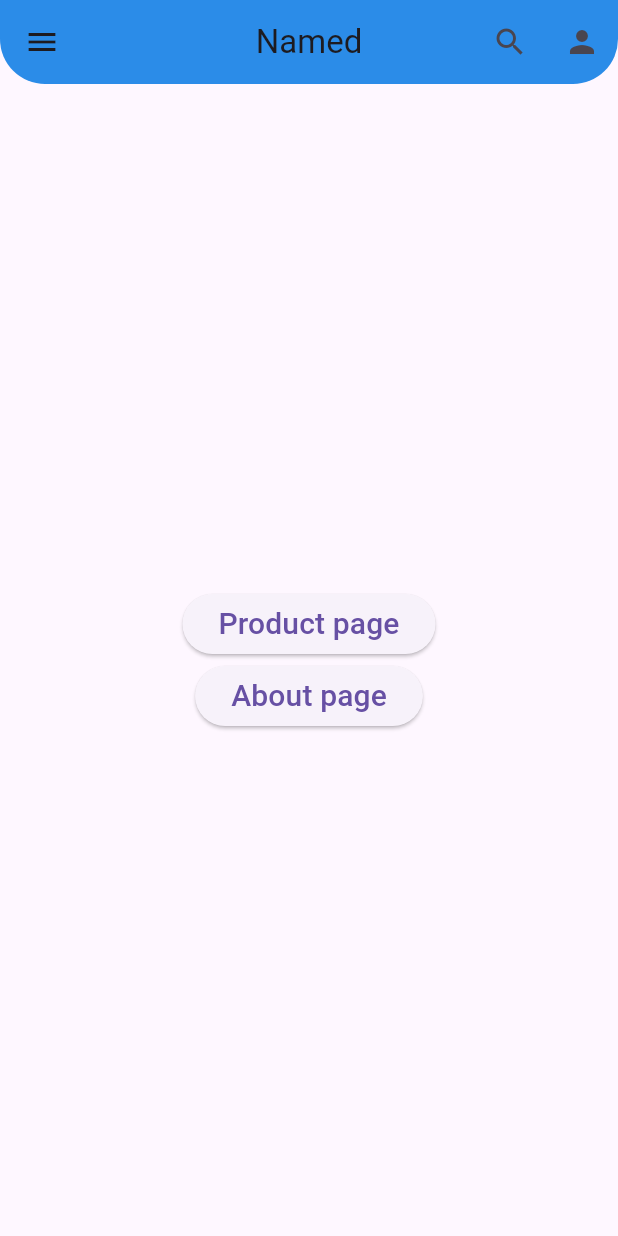
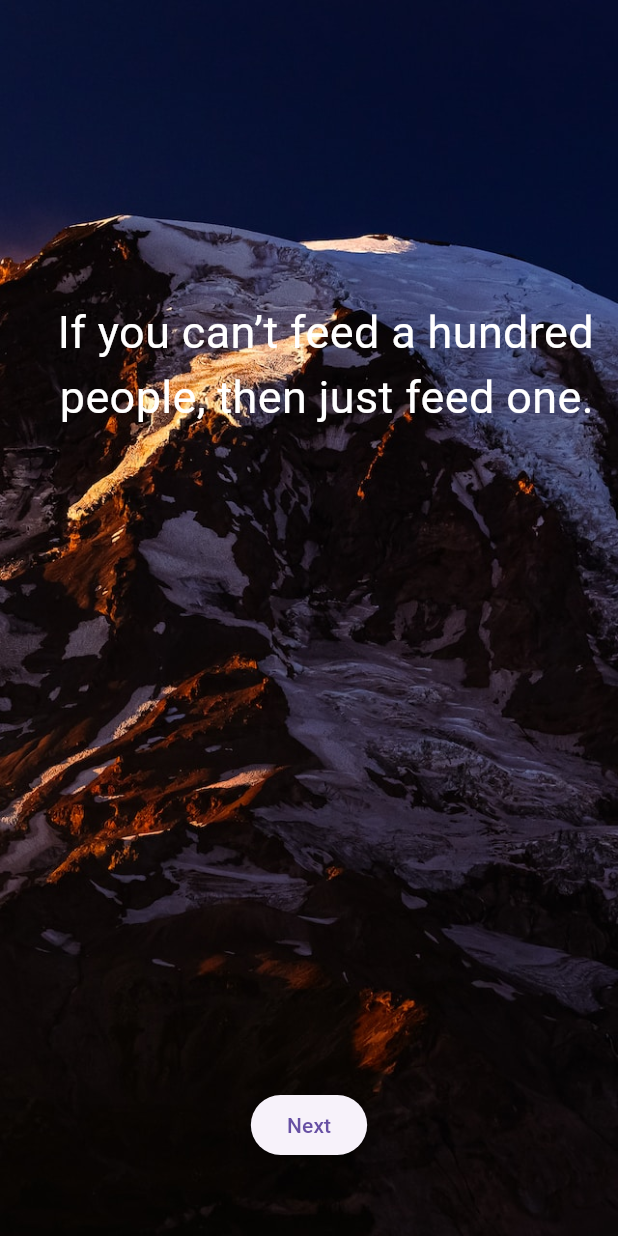
Before and after one commit to HaroonEA/my_first_app, a Flutter app: the screen it shows after launch, on a phone screen of 412 x 824 dp. Run offline on Flutter 3.47's test engine with Material 3 defaults, Android fonts, the phone set to English and light mode, and no system bars.

Commit message:
Made 3 new pages

```diff
--- a/lib/main.dart
+++ b/lib/main.dart
@@ -1,4 +1,5 @@
 import 'package:flutter/material.dart';
+import 'package:my_first_app/screens/page2.dart';
 //import './widgets/1container.dart';
 //import './widgets/2rowcoloumn.dart';
 //import './widgets/3text.dart';
@@ -16,9 +17,10 @@ import 'package:flutter/material.dart';
 //import './widgets/15tab.dart';
 //import './widgets/16radio.dart';
 //import './widgets/17navigation.dart';
-import 'screens/home.dart';
-import 'screens/product.dart';
-import 'screens/about.dart';
+//import 'screens/home.dart';
+//import 'screens/product.dart';
+//import 'screens/about.dart';
+import 'screens/splash.dart';
 
 void main() {
   runApp(const MyApp());
@@ -30,12 +32,14 @@ class MyApp extends StatelessWidget {
   @override
   Widget build(BuildContext context) {
     return MaterialApp(
-      title: 'Demo App',
-      debugShowCheckedModeBanner: false,
+      home: SplashWidget(),
+      // title: 'Demo App',
+      debugShowCheckedModeBanner: false, //to remove debug symbol
       routes: {
-        '/': (context) => const HomeWidget(),
-        '/product': (context) => const ProductScreen(),
-        '/about': (context) => const AboutScreen(),
+        //'/': (context) => const SplashWidget(),
+        // '/product': (context) => const ProductScreen(),
+        //'/about': (context) => const AboutScreen(),
+        '/pg2': (context) => Page2(),
       },
       initialRoute: '/',
     );
--- /dev/null
+++ b/lib/screens/page1.dart
@@ -0,0 +1,49 @@
+import 'package:flutter/material.dart';
+
+class page1 extends StatelessWidget {
+  @override
+  Widget build(BuildContext context) {
+    return Scaffold(
+      backgroundColor: Colors.white,
+      body: Stack(
+        fit: StackFit.expand,
+        children: [
+          // Background Image
+          Image.asset(
+            'images/mountain.jpg',
+            fit: BoxFit.cover,
+          ),
+          Column(
+            mainAxisAlignment: MainAxisAlignment.center,
+            children: [
+              // Text Widget at Center
+              Container(
+                padding: EdgeInsets.symmetric(horizontal: 16, vertical: 200),
+                child: Text(
+                  'If you can’t feed a hundred people, then just feed one.',
+                  style: TextStyle(
+                    fontSize: 30,
+                    color: Colors.white,
+                  ),
+                  textAlign: TextAlign.right,
+                ),
+              ),
+              // Spacer for creating space between text and button
+              Spacer(),
+              // Elevated Button a little bit down
+              Padding(
+                padding: const EdgeInsets.only(bottom: 50.0),
+                child: ElevatedButton(
+                  onPressed: () {
+                    Navigator.pushNamed(context, "/pg2");
+                  },
+                  child: Text('Next'),
+                ),
+              ),
+            ],
+          ),
+        ],
+      ),
+    );
+  }
+}
```
Also changed, not shown: lib/screens/page2.dart (added, +41 -0 lines), lib/screens/splash.dart (added, +52 -0 lines).
